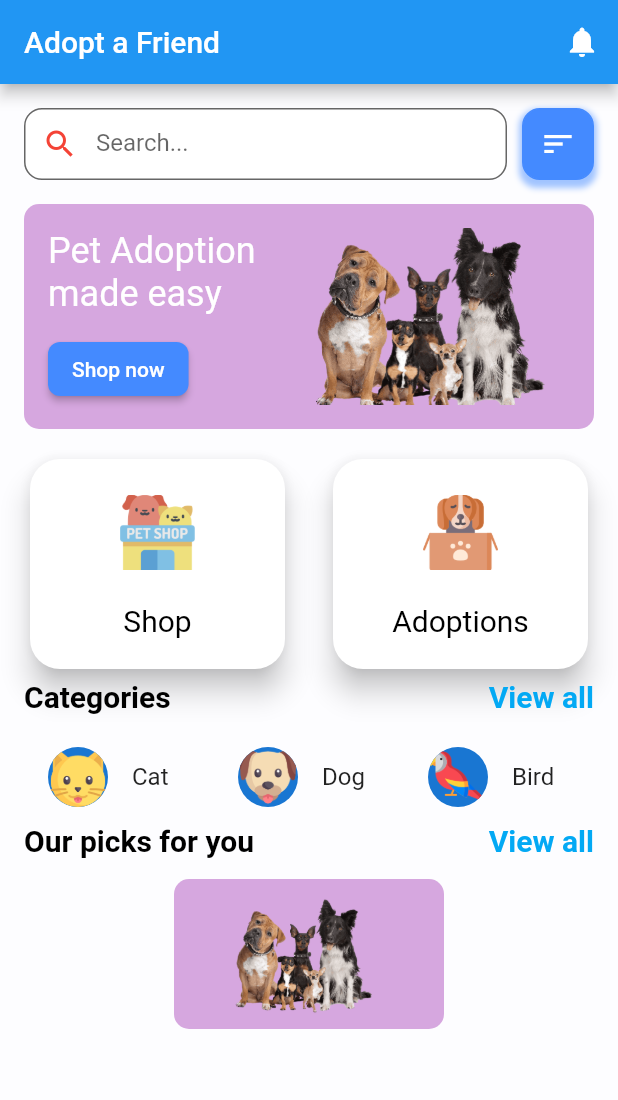
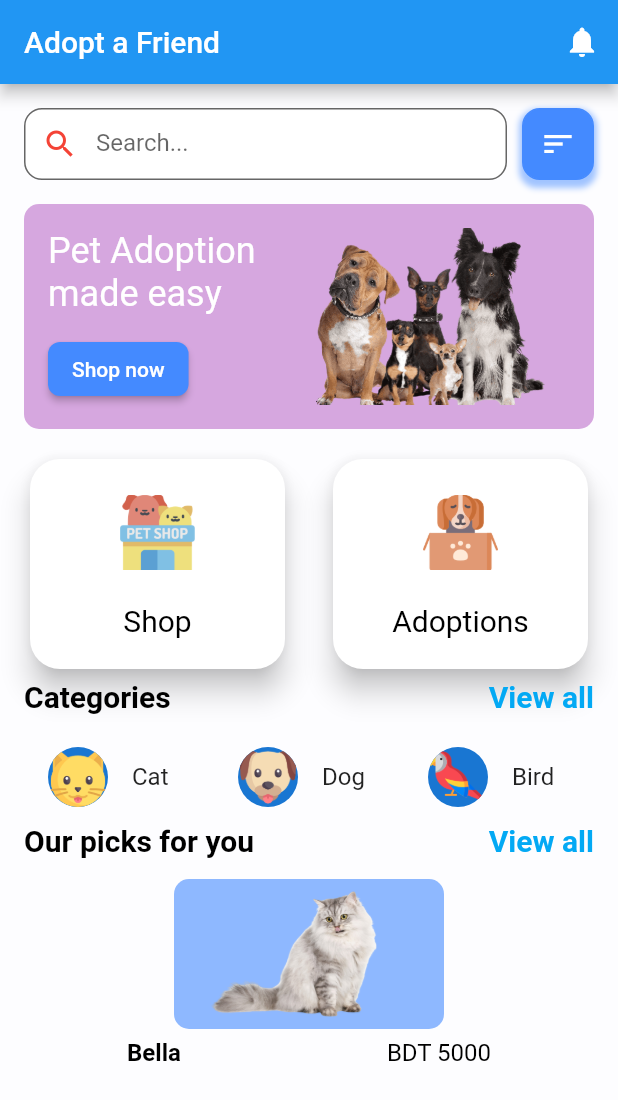
Before and after one commit to atik-sabuj/pet_shop, a Flutter app: the screen it shows after launch, on a phone screen of 412 x 824 dp. Shown: the top 1100 px of the screen. Run offline on Flutter 3.47's test engine with Material 2 defaults, Android fonts, the light colour scheme and no system bars.

Commit message:
new features added

```diff
--- a/lib/splash_screen.dart
+++ b/lib/splash_screen.dart
@@ -294,24 +294,38 @@ class SecondScreen extends StatelessWidget {
                   width: 180,
                   decoration: BoxDecoration(
                     borderRadius: BorderRadius.circular(10), // <= No more error here :)
-                    color: Colors.purple.withOpacity(.4),
+                    color: Colors.blueAccent.withOpacity(.6),
                   ),
                   child: Padding(
                     padding: EdgeInsets.all(8),
-                    child:
-                    Row(
+                    child: Row(
                       mainAxisAlignment: MainAxisAlignment.start,
                       crossAxisAlignment: CrossAxisAlignment.start,
                       children: [
                         SizedBox(
                           width: 16,
                         ),
-                        Container(
-                              child: Image.asset("images/dogs.png",fit: BoxFit.cover,)
-                          ),
+                        Row(
+                          children: [
+                            Container(
+                                  child: Image.asset("images/cat1.png",fit: BoxFit.cover,)
+                              ),
+                          ],
+                        ),
                       ],
                     ),
                   )
+              ),
+
+              SizedBox(
+                height: 16,
+              ),
+              Row(
+                mainAxisAlignment: MainAxisAlignment.spaceAround,
+                children: [
+                  Text("Bella",style: TextStyle(fontSize: 16,fontWeight: FontWeight.bold,color: Colors.black,height: .4),),
+                  Text("BDT 5000",style: TextStyle(fontSize: 16,color: Colors.black,height: .4),),
+                ],
               ),
 
             ],
```
Also changed, not shown: images/cat1.png (added).
